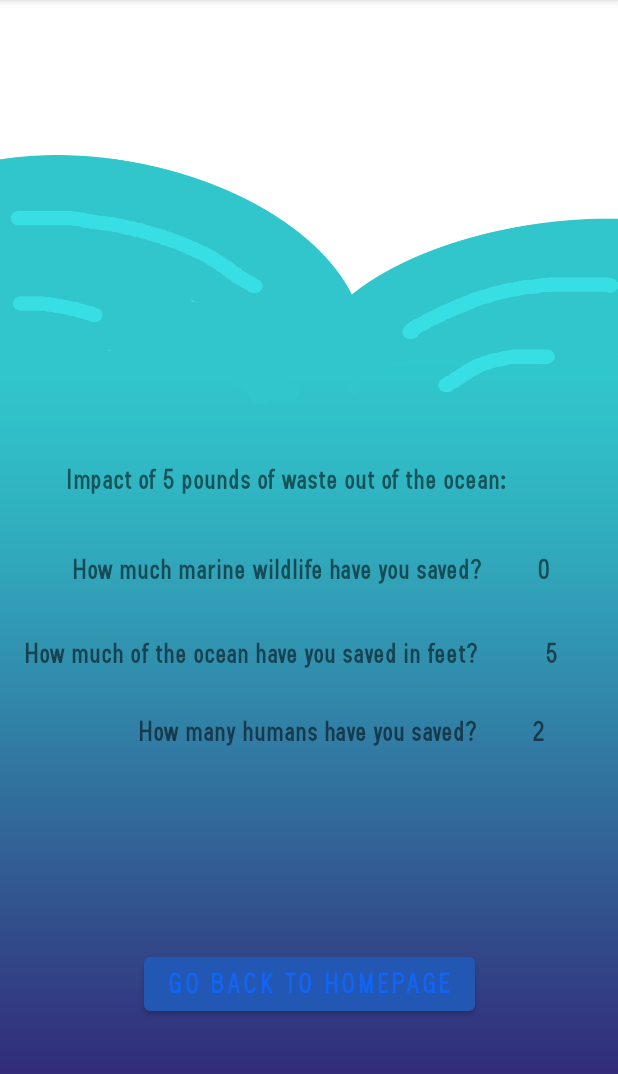
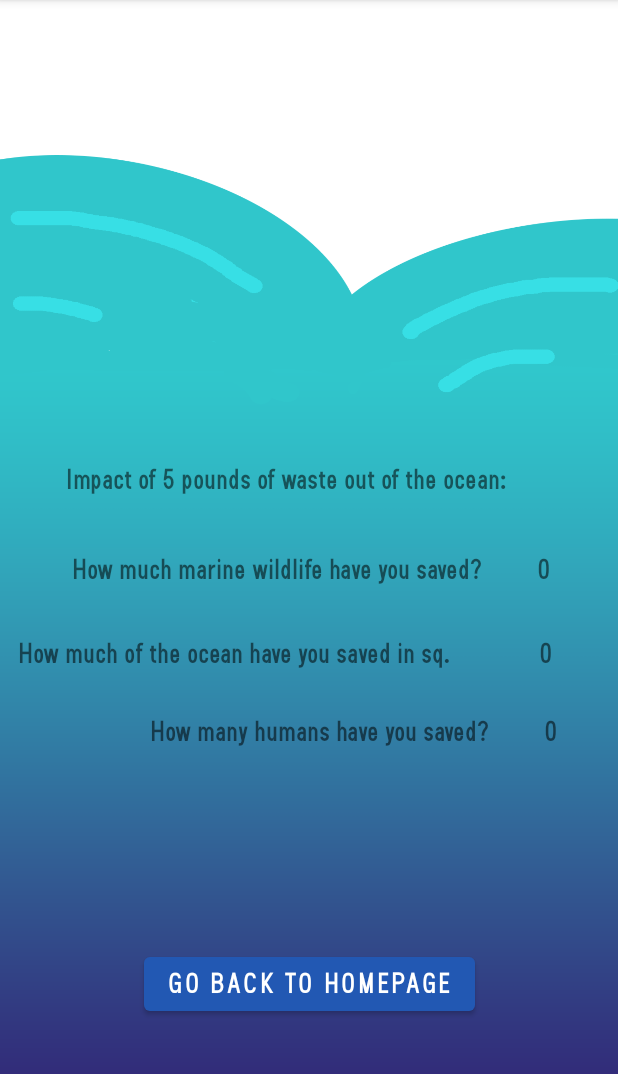
Before and after one commit to ehaque003/oceanenviromentimpact, an Android app: the wastetrackerpage screen opened directly, with no data from a screen before it, after a tap on "MOVE ON TO NEXT PAGE", on a phone screen of 412 x 824 dp, the part 84-1158 px from its top. Run offline under Robolectric (Android 15) with nearby library versions, the phone set to English and light mode, and no system bars; 2 other taps on this screen came first.

Commit message:
minor ui changes

```diff
--- a/app/src/main/java/com/example/oceanenviromentimpact/impactpage.java
+++ b/app/src/main/java/com/example/oceanenviromentimpact/impactpage.java
@@ -51,8 +51,8 @@ public class impactpage extends AppCompatActivity {
         infoshower.setText("Impact of "+poundsoftrashinputted+" pounds of waste out of the ocean: ");
         int marinelifeint = Math.round(poundsoftrashinputted/176);
         marinelifesavecount.setText(String.valueOf(marinelifeint));
-        int oceansaveint = Math.round(poundsoftrashinputted);
-        int humansaveint =(int)(poundsoftrashinputted*.5);
+        int oceansaveint = (int)(poundsoftrashinputted*0.05);
+        int humansaveint =(int)(poundsoftrashinputted/17000);
         oceanareasavecount.setText(String.valueOf(oceansaveint));
         humanpeoplesavecount.setText(String.valueOf(humansaveint));
         gobacktohomepage.setOnClickListener(new View.OnClickListener() {
--- a/app/src/main/res/layout/activity_impactpage.xml
+++ b/app/src/main/res/layout/activity_impactpage.xml
@@ -128,8 +128,7 @@
         android:id="@+id/textView7"
         android:layout_width="wrap_content"
         android:layout_height="wrap_content"
-        android:layout_marginStart="92dp"
-        android:layout_marginLeft="92dp"
+        android:layout_marginStart="100dp"
         android:layout_marginTop="32dp"
         android:fontFamily="@font/sanlususbold"
         android:text="How many humans have you saved? "
@@ -142,11 +141,10 @@
         android:id="@+id/textView5"
         android:layout_width="311dp"
         android:layout_height="20dp"
-        android:layout_marginStart="16dp"
-        android:layout_marginLeft="16dp"
+        android:layout_marginStart="12dp"
         android:layout_marginTop="36dp"
         android:fontFamily="@font/sanlususbold"
-        android:text="How much of the ocean have you saved in feet?"
+        android:text="How much of the ocean have you saved in sq. feet?"
         android:textSize="20sp"
         android:visibility="invisible"
         app:layout_constraintStart_toStartOf="parent"
--- a/app/src/main/res/values/themes.xml
+++ b/app/src/main/res/values/themes.xml
@@ -4,7 +4,7 @@
         <!-- Primary brand color. -->
         <item name="colorPrimary">#1215D8</item>
         <item name="colorPrimaryVariant">#1B14F3</item>
-        <item name="colorOnPrimary">#1364F1</item>
+        <item name="colorOnPrimary">@color/white</item>
         <!-- Secondary brand color. -->
         <item name="colorSecondary">@color/teal_200</item>
         <item name="colorSecondaryVariant">@color/teal_700</item>
```
